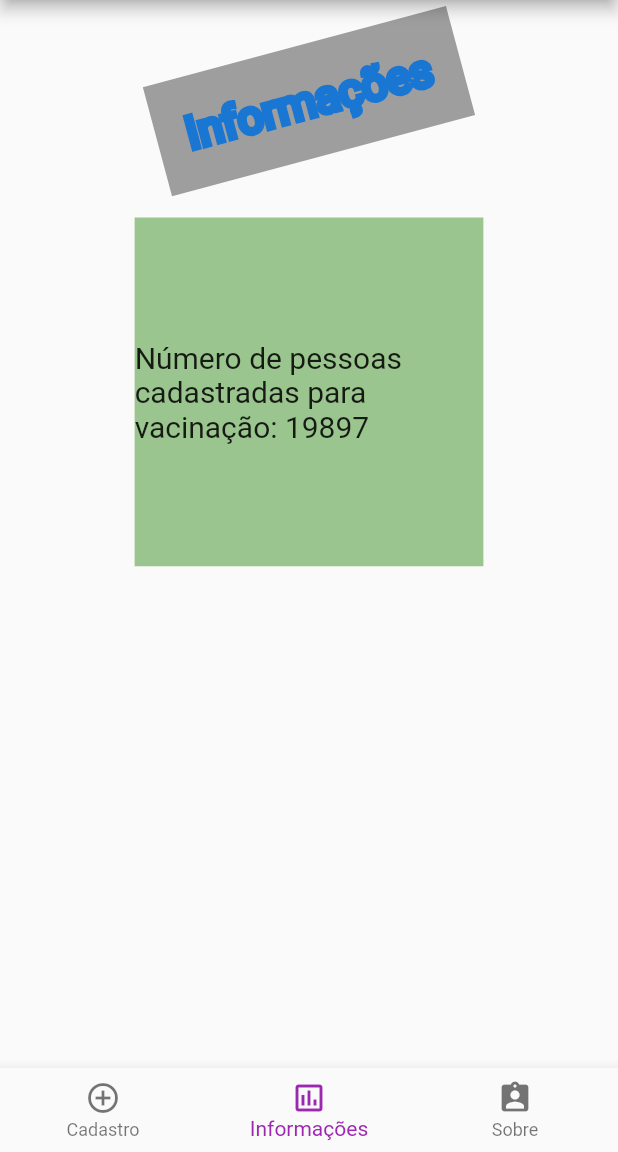
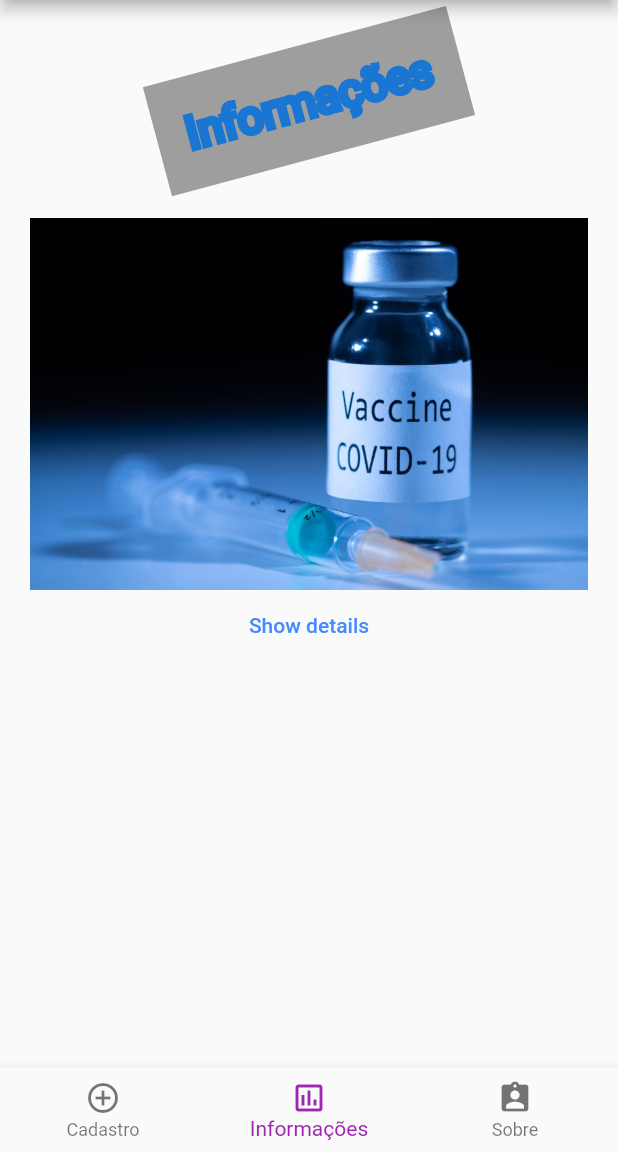
Before and after one commit to mathiasarturschulz/flutter_animations, a Flutter app: the screen it shows after launch, item 2 of the bottom bar chosen, on a phone screen of 412 x 824 dp, the part 84-1236 px from its top. Run offline on Flutter 3.47's test engine with Material 2 defaults, Android fonts, the phone set to English and light mode, and no system bars.

Commit message:
[UPD] Atualizado a pagina de info

```diff
--- a/lib/main.dart
+++ b/lib/main.dart
@@ -190,23 +190,9 @@ class PageInformacoes extends StatefulWidget {
   _PageInformacoesState createState() => _PageInformacoesState();
 }
 
-class _PageInformacoesState extends State<PageInformacoes> with SingleTickerProviderStateMixin{
-  AnimationController controller;
-  Animation colorAnimation;
-  Animation sizeAnimation;
+class _PageInformacoesState extends State<PageInformacoes> {
   GlobalKey<FormState> _formKey = new GlobalKey<FormState>();
-
-  void initState() {
-    super.initState();
-    controller =  AnimationController(vsync: this, duration: Duration(seconds: 2));
-    colorAnimation = ColorTween(begin: Colors.blue, end: Colors.yellow).animate(controller);
-    sizeAnimation = Tween<double>(begin: 150.0, end: 300.0).animate(controller);
-    controller.addListener(() {
-      setState(() {});
-    });
-    controller.repeat();
-    controller.repeat(reverse: true);
-  }
+  double opacityLevel = 0.0;
 
   Widget build(BuildContext context) {
     return Scaffold(
@@ -235,18 +221,32 @@ class _PageInformacoesState extends State<PageInformacoes> with SingleTickerProv
               ),
               Padding(
                 padding: EdgeInsets.only(top: 60),
-                child: Container(
-                  height: sizeAnimation.value,
-                  width: sizeAnimation.value,
-                  color: colorAnimation.value,
-                  child: Align(
-                    alignment: Alignment.center,
+                child: Column(children: <Widget>[
+                  // Image.network(owl_url),
+                  Image.asset(
+                    'imagens/vacinacao.jpg'
+                  ),
+                  TextButton(
                     child: Text(
-                      'Número de pessoas cadastradas para vacinação: ' + numVacinas.toString(),
-                      style: TextStyle(fontSize: 20),
+                      'Show details',
+                      style: TextStyle(color: Colors.blueAccent),
                     ),
+                    onPressed: () => setState(() {
+                      opacityLevel = 1.0;
+                    }),
                   ),
-                ),
+                  AnimatedOpacity(
+                    duration: Duration(seconds: 3),
+                    opacity: opacityLevel,
+                    child: Align(
+                      alignment: Alignment.center,
+                      child: Text(
+                        'Número de pessoas cadastradas para vacinação: ' + numVacinas.toString(),
+                        style: TextStyle(fontSize: 20),
+                      ),
+                    ),
+                  )
+                ])
               ),
             ],
           ),
--- a/pubspec.yaml
+++ b/pubspec.yaml
@@ -45,9 +45,8 @@ flutter:
   uses-material-design: true
 
   # To add assets to your application, add an assets section, like this:
-  # assets:
-  #   - images/a_dot_burr.jpeg
-  #   - images/a_dot_ham.jpeg
+  assets:
+    - imagens/vacinacao.jpg
 
   # An image asset can refer to one or more resolution-specific "variants", see
   # https://flutter.dev/assets-and-images/#resolution-aware.
```
Also changed, not shown: imagens/vacinacao.jpg (added).
